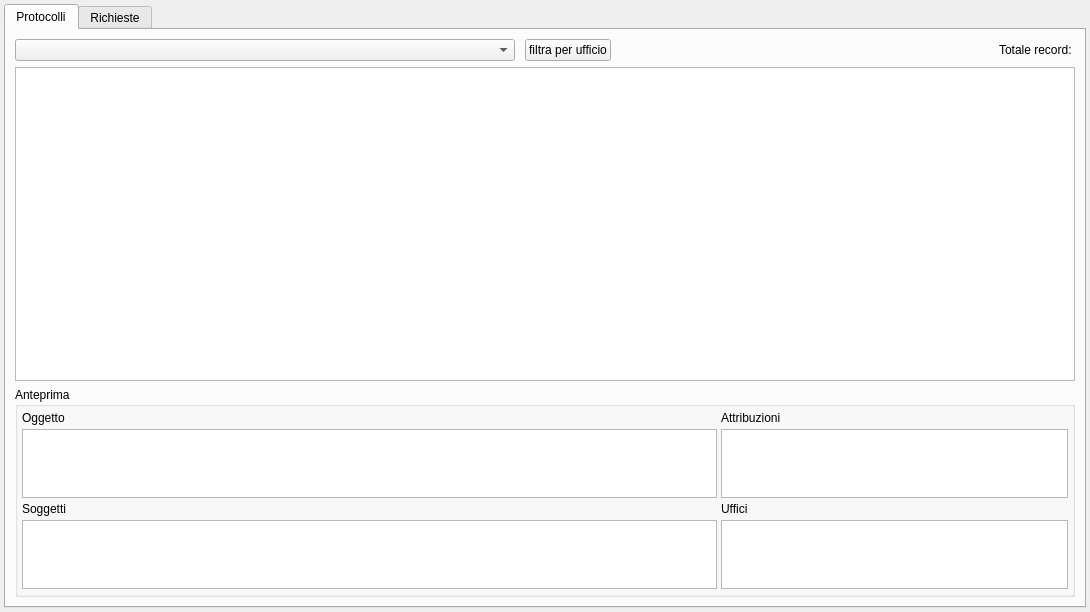
tizianolattisi/suitegda, file src/com/axiastudio/suite/protocollo/forms/scrivania.ui: the form before one commit.
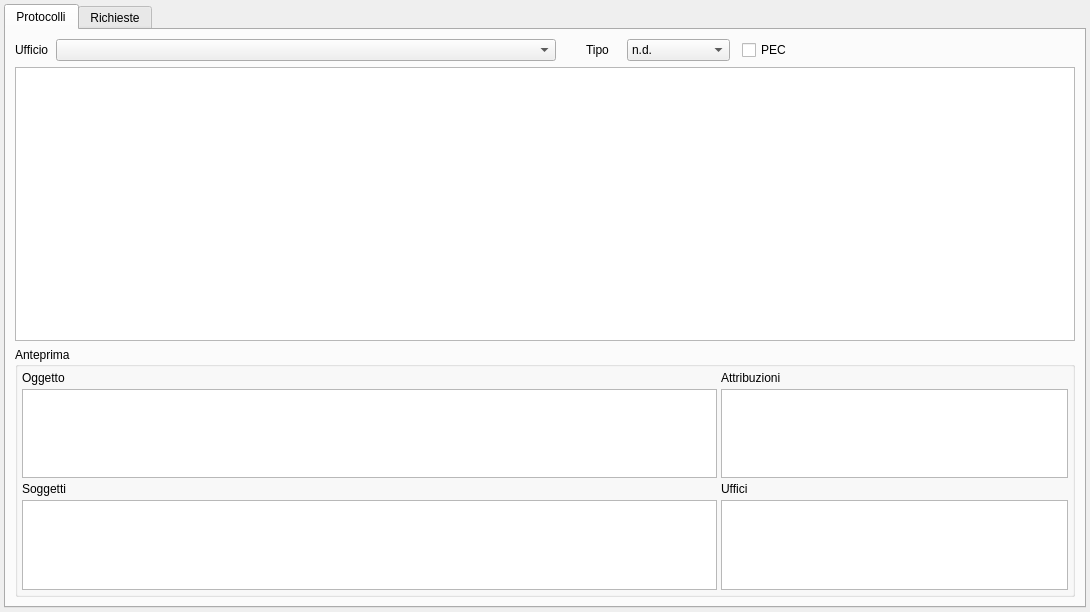
The form after the commit. Custom widgets are drawn as their Qt base class.

```diff
--- a/src/com/axiastudio/suite/protocollo/forms/scrivania.ui
+++ b/src/com/axiastudio/suite/protocollo/forms/scrivania.ui
@@ -39,55 +39,34 @@
        <attribute name="title">
         <string>Protocolli</string>
        </attribute>
-       <layout class="QGridLayout" name="gridLayout_3" rowstretch="0,3,2">
-        <item row="0" column="0">
-         <layout class="QHBoxLayout" name="horizontalLayout" stretch="1,0,1,0">
-          <property name="spacing">
-           <number>10</number>
+       <layout class="QGridLayout" name="gridLayout_3">
+        <item row="0" column="9">
+         <widget class="QCheckBox" name="checkBoxPEC">
+          <property name="text">
+           <string>PEC</string>
           </property>
-          <item>
-           <widget class="com.axiastudio.pypapi.ui.widgets.PyPaPiComboBox" name="comboBoxUfficio">
-            <property name="minimumSize">
-             <size>
-              <width>500</width>
-              <height>0</height>
-             </size>
-            </property>
-           </widget>
-          </item>
-          <item>
-           <widget class="QPushButton" name="pushButtonFiltra">
-            <property name="text">
-             <string>filtra per ufficio</string>
-            </property>
-           </widget>
-          </item>
-          <item>
-           <spacer name="horizontalSpacer_2">
-            <property name="orientation">
-             <enum>Qt::Horizontal</enum>
-            </property>
-            <property name="sizeHint" stdset="0">
-             <size>
-              <width>40</width>
-              <height>20</height>
-             </size>
-            </property>
-           </spacer>
-          </item>
-          <item>
-           <widget class="QLabel" name="labelTotRecord">
-            <property name="text">
-             <string>Totale record: </string>
-            </property>
-           </widget>
-          </item>
-         </layout>
+          <property name="tristate">
+           <bool>true</bool>
+          </property>
+         </widget>
         </item>
-        <item row="1" column="0">
-         <widget class="QTableView" name="attribuzioni"/>
+        <item row="0" column="6">
+         <widget class="QLabel" name="label_10">
+          <property name="minimumSize">
+           <size>
+            <width>35</width>
+            <height>0</height>
+           </size>
+          </property>
+          <property name="text">
+           <string>Tipo</string>
+          </property>
+          <property name="buddy">
+           <cstring>comboBoxTipo</cstring>
+          </property>
+         </widget>
         </item>
-        <item row="2" column="0">
+        <item row="2" column="0" colspan="11">
          <widget class="QGroupBox" name="groupBox">
           <property name="minimumSize">
            <size>
@@ -154,6 +133,87 @@
           </layout>
          </widget>
         </item>
+        <item row="0" column="0">
+         <widget class="QLabel" name="label_11">
+          <property name="minimumSize">
+           <size>
+            <width>35</width>
+            <height>0</height>
+           </size>
+          </property>
+          <property name="text">
+           <string>Ufficio</string>
+          </property>
+          <property name="buddy">
+           <cstring>comboBoxTipo</cstring>
+          </property>
+         </widget>
+        </item>
+        <item row="1" column="0" colspan="11">
+         <widget class="QTableView" name="attribuzioni"/>
+        </item>
+        <item row="0" column="10">
+         <spacer name="horizontalSpacer_2">
+          <property name="orientation">
+           <enum>Qt::Horizontal</enum>
+          </property>
+          <property name="sizeHint" stdset="0">
+           <size>
+            <width>273</width>
+            <height>20</height>
+           </size>
+          </property>
+         </spacer>
+        </item>
+        <item row="0" column="1">
+         <widget class="com.axiastudio.pypapi.ui.widgets.PyPaPiComboBox" name="comboBoxUfficio">
+          <property name="minimumSize">
+           <size>
+            <width>500</width>
+            <height>0</height>
+           </size>
+          </property>
+         </widget>
+        </item>
+        <item row="0" column="7">
+         <widget class="QComboBox" name="comboBoxTipo">
+          <property name="minimumSize">
+           <size>
+            <width>103</width>
+            <height>0</height>
+           </size>
+          </property>
+          <property name="maximumSize">
+           <size>
+            <width>103</width>
+            <height>16777215</height>
+           </size>
+          </property>
+          <property name="currentIndex">
+           <number>3</number>
+          </property>
+          <item>
+           <property name="text">
+            <string>ENTRATA</string>
+           </property>
+          </item>
+          <item>
+           <property name="text">
+            <string>USCITA</string>
+           </property>
+          </item>
+          <item>
+           <property name="text">
+            <string>INTERNO</string>
+           </property>
+          </item>
+          <item>
+           <property name="text">
+            <string>n.d.</string>
+           </property>
+          </item>
+         </widget>
+        </item>
        </layout>
       </widget>
       <widget class="QWidget" name="tabRichieste">
```
Left out of the diff: 51 changed lines with no effect on the pictures.
